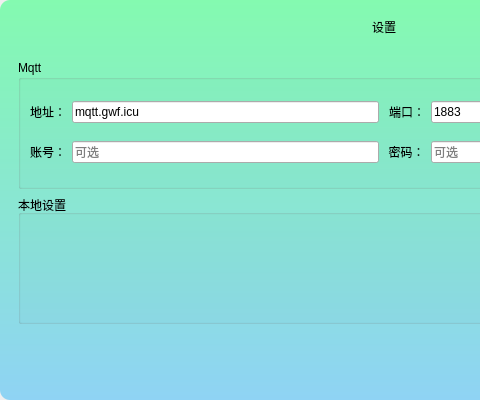
Before: the Qt Designer form gxsettings.ui in wenfa1999/RPI-GX, drawn with Qt 5; both pictures show x 0 to 480 and y 0 to 400 of the 768 by 400 pixel window.
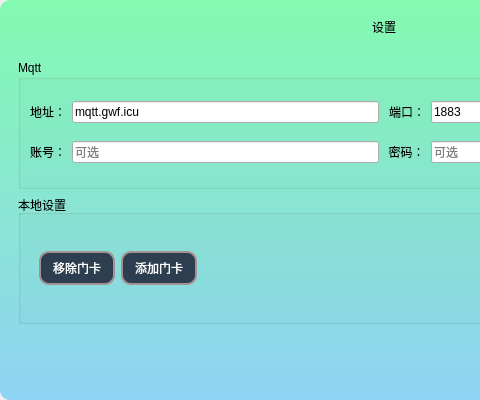
After: the same form once the commit is applied.

Commit message:
feat: Add custom Rfid(Add,Remove) fix: Read from dht11's
- 为设置界面添加来“新增门卡”以及“移除门卡”的按钮和功能
- 修复读取温湿度的时候可能读到3位小数（治标不治本）
- 将数据上传频率从5s->3s

What changed in the file:
```diff
--- a/gxsettings.ui
+++ b/gxsettings.ui
@@ -166,6 +166,29 @@
             <string>本地设置</string>
            </property>
            <layout class="QHBoxLayout" name="horizontalLayout_2">
+            <item>
+             <widget class="QWidget" name="widget" native="true">
+              <layout class="QGridLayout" name="gridLayout_2">
+               <item row="0" column="1">
+                <widget class="QPushButton" name="button_addRfid">
+                 <property name="text">
+                  <string>添加门卡</string>
+                 </property>
+                </widget>
+               </item>
+               <item row="0" column="0">
+                <widget class="QPushButton" name="button_removeRfid">
+                 <property name="text">
+                  <string>移除门卡</string>
+                 </property>
+                </widget>
+               </item>
+              </layout>
+             </widget>
+            </item>
+            <item>
+             <widget class="QWidget" name="widget_5" native="true"/>
+            </item>
             <item>
              <spacer name="horizontalSpacer_2">
               <property name="orientation">
```
The commit also changes 5 other files.
